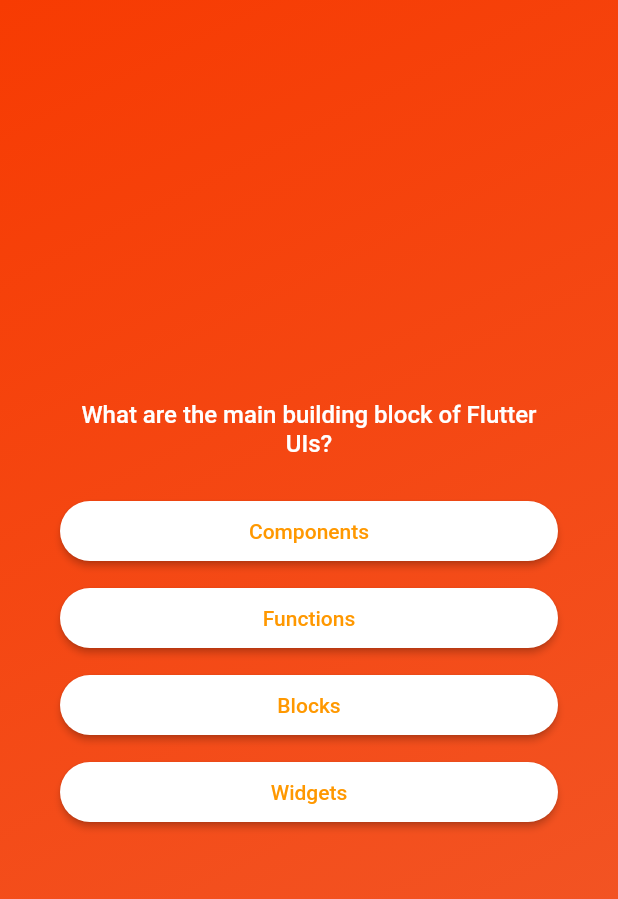
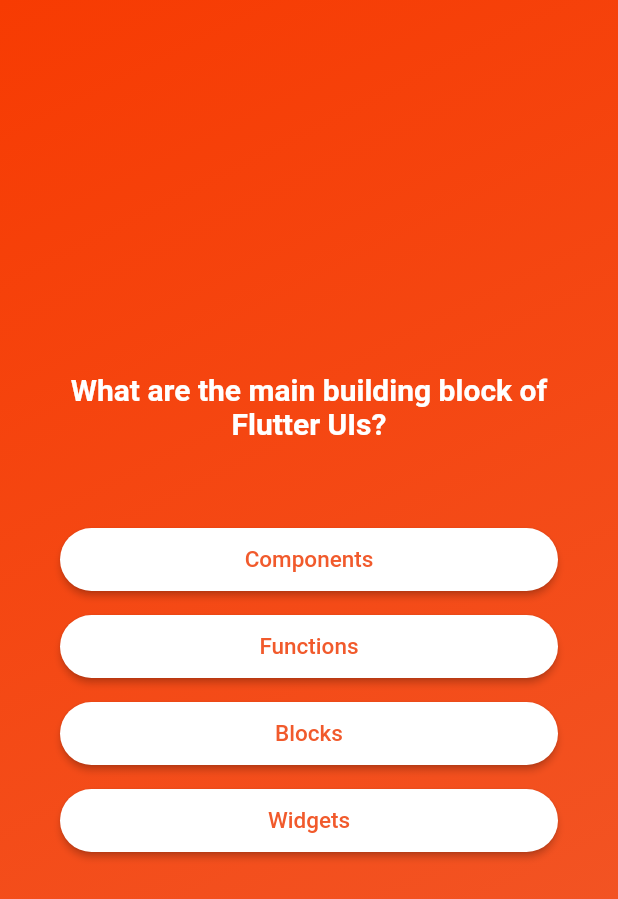
Before and after one commit to Md-Shoyab/flutter_quiz_app, a Flutter app: the screen it shows after launch, after a tap on "Start Quiz!!", on a phone screen of 412 x 824 dp. Shown: the top 899 px of the screen. Run offline on Flutter 3.47's test engine with Material 2 defaults, Android fonts, the phone set to English and light mode, and no system bars; our stand-ins replace google_fonts; Roboto replaces fonts that are missing (Geologica).

Commit message:
Added Google Fonts and Created colors.dart file for colors constants

```diff
--- /dev/null
+++ b/lib/constants/colors.dart
@@ -0,0 +1,7 @@
+import 'package:flutter/material.dart';
+
+class AppColors {
+  static const Color primaryColor = Color.fromARGB(255, 247, 59, 2);
+  static const Color secondaryPrimaryColor = Color.fromARGB(255, 241, 90, 44);
+  static const Color white = Colors.white;
+}
--- a/lib/screens/question_screen.dart
+++ b/lib/screens/question_screen.dart
@@ -1,7 +1,9 @@
 import 'package:flutter/material.dart';
+import 'package:flutter_quiz_app/constants/colors.dart';
 
 import 'package:flutter_quiz_app/widgets/answer_button.dart';
 import 'package:flutter_quiz_app/data/questions.dart';
+import 'package:google_fonts/google_fonts.dart';
 
 class QuestionScreen extends StatefulWidget {
   const QuestionScreen({super.key});
@@ -34,13 +36,15 @@ class _QuestionScreenState extends State<QuestionScreen> {
             Text(
               currentQuestion.text,
               textAlign: TextAlign.center,
-              style: const TextStyle(
-                fontSize: 16,
-                fontWeight: FontWeight.w500,
-                color: Colors.white,
+              style: GoogleFonts.geologica(
+                textStyle: const TextStyle(
+                  fontSize: 20,
+                  fontWeight: FontWeight.w700,
+                  color: AppColors.white,
+                ),
               ),
             ),
-            const SizedBox(height: 20),
+            const SizedBox(height: 50),
             ...currentQuestion.getShuffledAnswers().map(
                   (answer) => AnswerButton(
                     answerText: answer,
--- a/lib/screens/quiz.dart
+++ b/lib/screens/quiz.dart
@@ -1,4 +1,5 @@
 import 'package:flutter/material.dart';
+import 'package:flutter_quiz_app/constants/colors.dart';
 import 'package:flutter_quiz_app/screens/question_screen.dart';
 import 'package:flutter_quiz_app/screens/start_screen.dart';
 
@@ -31,8 +32,8 @@ class _QuizState extends State<Quiz> {
           decoration: const BoxDecoration(
             gradient: LinearGradient(
               colors: [
-                Color.fromARGB(255, 247, 59, 2),
-                Color.fromARGB(255, 241, 90, 44),
+                AppColors.primaryColor,
+                AppColors.secondaryPrimaryColor,
               ],
               begin: Alignment.topLeft,
               end: Alignment.bottomRight,
--- a/lib/screens/start_screen.dart
+++ b/lib/screens/start_screen.dart
@@ -1,4 +1,7 @@
 import 'package:flutter/material.dart';
+import 'package:google_fonts/google_fonts.dart';
+
+import '../constants/colors.dart';
 
 class StartScreen extends StatelessWidget {
   const StartScreen(this._startQuiz, {super.key});
@@ -15,16 +18,18 @@ class StartScreen extends StatelessWidget {
             width: 200,
           ),
           const SizedBox(height: 80),
-          const Padding(
-            padding: EdgeInsets.symmetric(horizontal: 50),
+          Padding(
+            padding: const EdgeInsets.symmetric(horizontal: 50),
             child: Text(
               'Learn Anything from the Fun of Quiz App!',
               textAlign: TextAlign.center,
-              style: TextStyle(
-                fontSize: 25,
-                color: Colors.white,
-                fontWeight: FontWeight.w500,
-                height: 1.5,
+              style: GoogleFonts.geologica(
+                textStyle: const TextStyle(
+                  fontSize: 25,
+                  color: AppColors.white,
+                  fontWeight: FontWeight.w500,
+                  height: 1.5,
+                ),
               ),
             ),
           ),
@@ -32,11 +37,19 @@ class StartScreen extends StatelessWidget {
           OutlinedButton.icon(
             onPressed: _startQuiz,
             style: OutlinedButton.styleFrom(
-              foregroundColor: const Color.fromARGB(255, 247, 59, 2),
-              backgroundColor: Colors.white,
+              foregroundColor: AppColors.primaryColor,
+              backgroundColor: AppColors.white,
             ),
             icon: const Icon(Icons.keyboard_arrow_right),
-            label: const Text('Start Quiz!!'),
+            label: Text(
+              'Start Quiz!!',
+              style: GoogleFonts.geologica(
+                textStyle: const TextStyle(
+                  fontSize: 15,
+                  fontWeight: FontWeight.w500,
+                ),
+              ),
+            ),
           ),
         ],
       ),
--- a/lib/widgets/answer_button.dart
+++ b/lib/widgets/answer_button.dart
@@ -1,4 +1,6 @@
 import 'package:flutter/material.dart';
+import 'package:flutter_quiz_app/constants/colors.dart';
+import 'package:google_fonts/google_fonts.dart';
 
 class AnswerButton extends StatelessWidget {
   const AnswerButton({
@@ -17,8 +19,8 @@ class AnswerButton extends StatelessWidget {
         onPressed: onTap,
         style: ElevatedButton.styleFrom(
           padding: const EdgeInsets.symmetric(vertical: 12, horizontal: 40),
-          backgroundColor: Colors.white,
-          foregroundColor: Colors.orange,
+          backgroundColor: AppColors.white,
+          foregroundColor: AppColors.primaryColor,
           shape: RoundedRectangleBorder(
             borderRadius: BorderRadius.circular(40),
           ),
@@ -26,6 +28,13 @@ class AnswerButton extends StatelessWidget {
         child: Text(
           answerText,
           textAlign: TextAlign.center,
+          style: GoogleFonts.geologica(
+            textStyle: const TextStyle(
+              fontSize: 15,
+              fontWeight: FontWeight.w500,
+              color: AppColors.secondaryPrimaryColor,
+            ),
+          ),
         ),
       ),
     );
--- a/pubspec.yaml
+++ b/pubspec.yaml
@@ -14,6 +14,7 @@ dependencies:
 
 
   cupertino_icons: ^1.0.2
+  google_fonts: ^6.1.0
 
 dev_dependencies:
   flutter_test:
```
